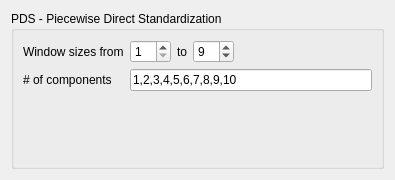
This is ui/caltran_cv_PDS_PLS.ui in tthatcher95/PyHAT_Point_Spectra_GUI as Qt 5 draws it before an edit. The edited form follows.
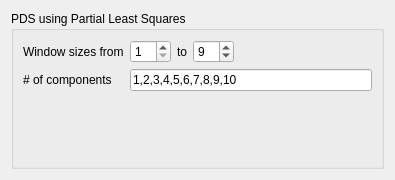
This is the edited form.

```diff
--- a/ui/caltran_cv_PDS_PLS.ui
+++ b/ui/caltran_cv_PDS_PLS.ui
@@ -23,7 +23,7 @@
    <item>
     <widget class="QGroupBox" name="formGroupBox">
      <property name="title">
-      <string>PDS - Piecewise Direct Standardization</string>
+      <string>PDS using Partial Least Squares</string>
      </property>
      <layout class="QFormLayout" name="formLayout">
       <item row="1" column="0">
```
